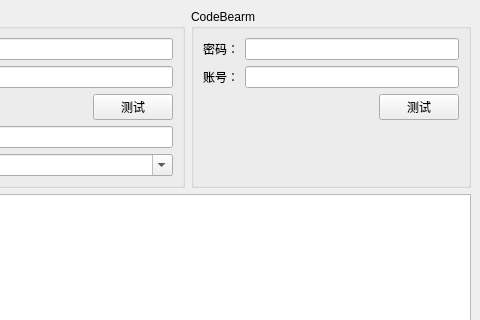
Qt form app/ui/MainWindow.ui (YEZZESDXHN/FeishuClient) before a commit; both pictures show x 105 to 585 and y 0 to 320 of the 585 by 502 pixel window.
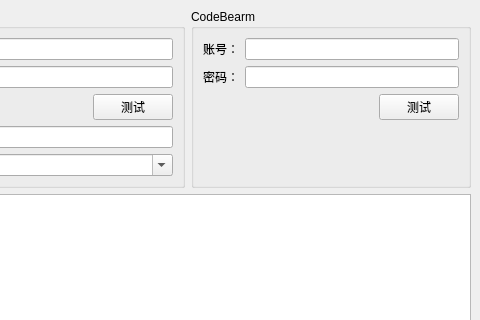
The same form after that commit.

What changed in the file:
```diff
--- a/app/ui/MainWindow.ui
+++ b/app/ui/MainWindow.ui
@@ -227,39 +227,6 @@
          <string>CodeBearm</string>
         </property>
         <layout class="QVBoxLayout" name="verticalLayout">
-         <item>
-          <layout class="QHBoxLayout" name="horizontalLayout_2">
-           <item>
-            <widget class="QLabel" name="label_2">
-             <property name="sizePolicy">
-              <sizepolicy hsizetype="Fixed" vsizetype="Fixed">
-               <horstretch>0</horstretch>
-               <verstretch>0</verstretch>
-              </sizepolicy>
-             </property>
-             <property name="text">
-              <string>密码：</string>
-             </property>
-            </widget>
-           </item>
-           <item>
-            <widget class="QLineEdit" name="lineEdit_2">
-             <property name="sizePolicy">
-              <sizepolicy hsizetype="Expanding" vsizetype="Fixed">
-               <horstretch>0</horstretch>
-               <verstretch>0</verstretch>
-              </sizepolicy>
-             </property>
-             <property name="minimumSize">
-              <size>
-               <width>120</width>
-               <height>0</height>
-              </size>
-             </property>
-            </widget>
-           </item>
-          </layout>
-         </item>
          <item>
           <layout class="QHBoxLayout" name="horizontalLayout">
            <item>
@@ -296,7 +263,43 @@
               </size>
              </property>
              <property name="inputMethodHints">
-              <set>Qt::InputMethodHint::ImhHiddenText|Qt::InputMethodHint::ImhNoAutoUppercase|Qt::InputMethodHint::ImhNoPredictiveText|Qt::InputMethodHint::ImhSensitiveData</set>
+              <set>Qt::InputMethodHint::ImhNone</set>
+             </property>
+             <property name="echoMode">
+              <enum>QLineEdit::EchoMode::Normal</enum>
+             </property>
+            </widget>
+           </item>
+          </layout>
+         </item>
+         <item>
+          <layout class="QHBoxLayout" name="horizontalLayout_2">
+           <item>
+            <widget class="QLabel" name="label_2">
+             <property name="sizePolicy">
+              <sizepolicy hsizetype="Fixed" vsizetype="Fixed">
+               <horstretch>0</horstretch>
+               <verstretch>0</verstretch>
+              </sizepolicy>
+             </property>
+             <property name="text">
+              <string>密码：</string>
+             </property>
+            </widget>
+           </item>
+           <item>
+            <widget class="QLineEdit" name="lineEdit_Password">
+             <property name="sizePolicy">
+              <sizepolicy hsizetype="Expanding" vsizetype="Fixed">
+               <horstretch>0</horstretch>
+               <verstretch>0</verstretch>
+              </sizepolicy>
+             </property>
+             <property name="minimumSize">
+              <size>
+               <width>120</width>
+               <height>0</height>
+              </size>
              </property>
              <property name="echoMode">
               <enum>QLineEdit::EchoMode::Password</enum>
```
Left out of the diff: 16 changed lines with no effect on the pictures.
